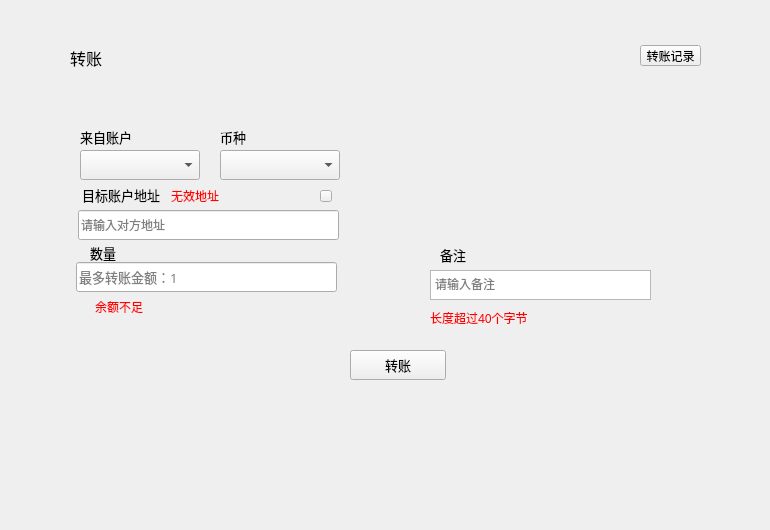
Above: transfer/transferpage.ui from HcashOrg/hx-indicator before the change. Below: the same form after it.
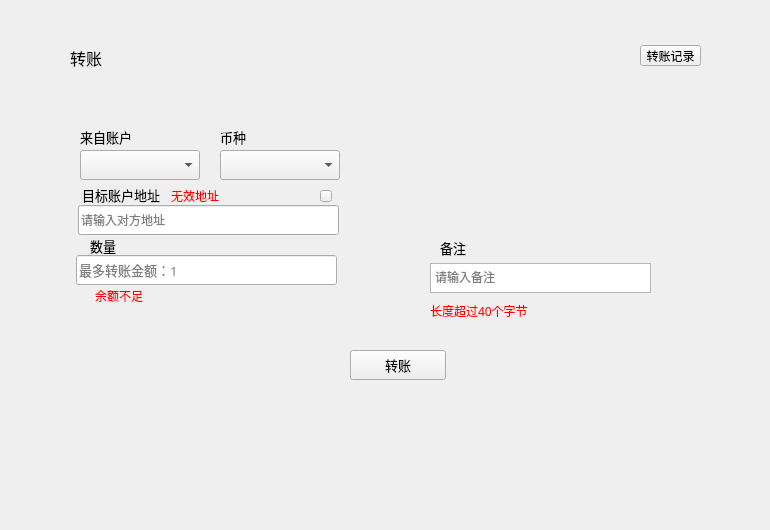
That is the form after the change.

```diff
--- a/transfer/transferpage.ui
+++ b/transfer/transferpage.ui
@@ -47,7 +47,7 @@
    <property name="geometry">
     <rect>
      <x>440</x>
-     <y>240</y>
+     <y>233</y>
      <width>80</width>
      <height>30</height>
     </rect>
@@ -91,7 +91,7 @@
    <property name="geometry">
     <rect>
      <x>90</x>
-     <y>242</y>
+     <y>235</y>
      <width>80</width>
      <height>21</height>
     </rect>
@@ -141,7 +141,7 @@
    <property name="geometry">
     <rect>
      <x>76</x>
-     <y>262</y>
+     <y>255</y>
      <width>261</width>
      <height>30</height>
     </rect>
@@ -171,7 +171,7 @@
    <property name="geometry">
     <rect>
      <x>95</x>
-     <y>299</y>
+     <y>288</y>
      <width>161</width>
      <height>16</height>
     </rect>
@@ -254,7 +254,7 @@
    <property name="geometry">
     <rect>
      <x>78</x>
-     <y>210</y>
+     <y>205</y>
      <width>261</width>
      <height>30</height>
     </rect>
@@ -276,7 +276,7 @@
    <property name="geometry">
     <rect>
      <x>430</x>
-     <y>310</y>
+     <y>303</y>
      <width>221</width>
      <height>16</height>
     </rect>
@@ -315,7 +315,7 @@
    <property name="geometry">
     <rect>
      <x>430</x>
-     <y>270</y>
+     <y>263</y>
      <width>221</width>
      <height>30</height>
     </rect>
```
